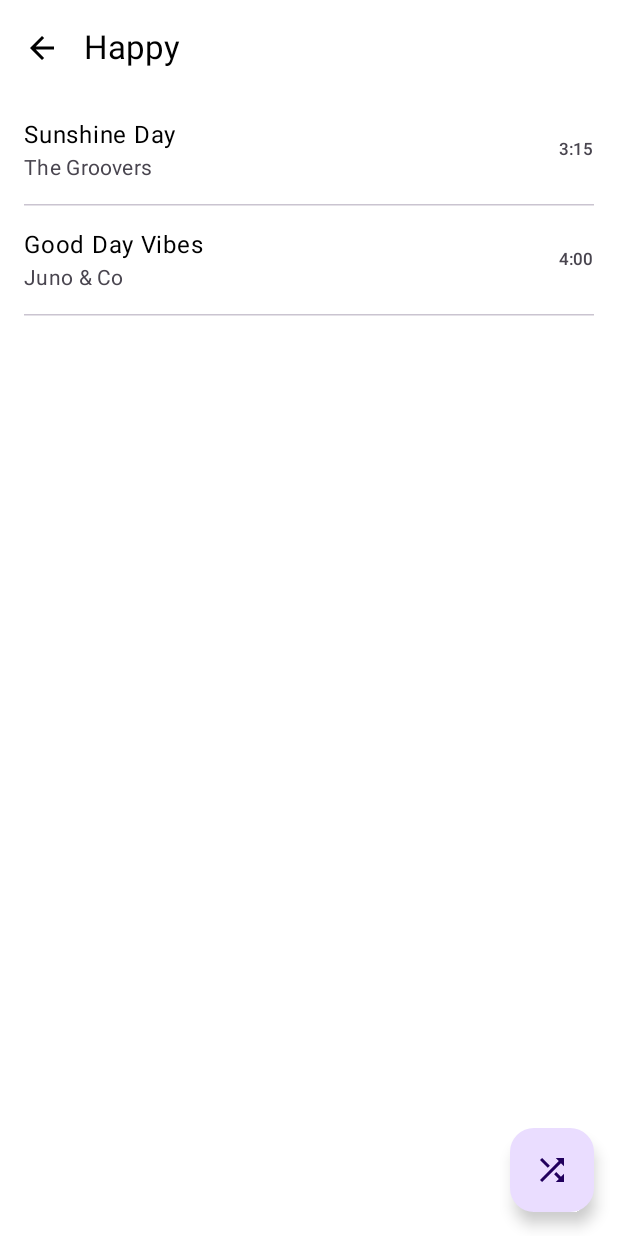
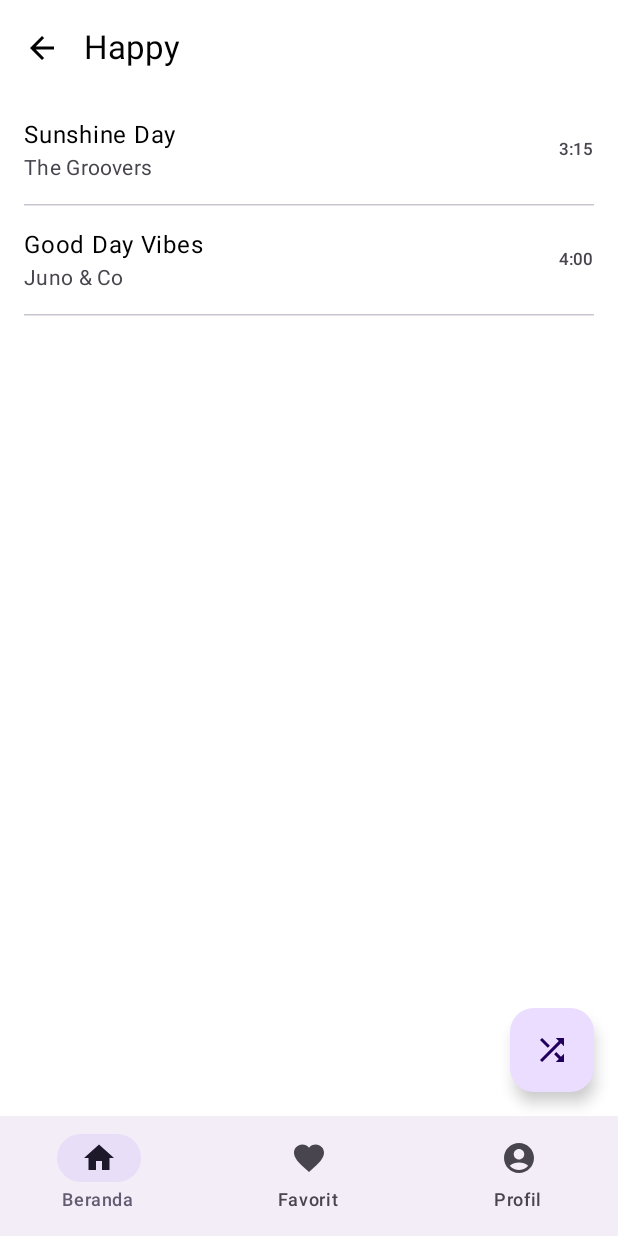
Before and after one commit to dellakhrs/ProjectUTSPTB, an Android app built with Jetpack Compose: the screen it shows after launch (MainActivity), after a tap on "Happy", on a phone screen of 412 x 824 dp. Run offline under Robolectric (Android 15) with nearby library versions, the phone set to English and light mode, and no system bars.

```diff
--- a/app/src/main/AndroidManifest.xml
+++ b/app/src/main/AndroidManifest.xml
@@ -2,6 +2,7 @@
 <manifest xmlns:android="http://schemas.android.com/apk/res/android"
     xmlns:tools="http://schemas.android.com/tools">
     <uses-permission android:name="android.permission.INTERNET"/>
+
 
     <application
         android:allowBackup="true"
--- /dev/null
+++ b/app/src/main/java/com/example/moodmusic/ActiveSongState.kt
@@ -0,0 +1,10 @@
+package com.example.moodmusic
+
+
+import androidx.compose.runtime.compositionLocalOf
+import androidx.compose.runtime.mutableStateOf
+import androidx.compose.runtime.getValue
+import androidx.compose.runtime.setValue
+
+val LocalActiveSongId = compositionLocalOf { mutableStateOf(0) }
+val LocalMediaPlayer = compositionLocalOf<android.media.MediaPlayer?> { null }
--- a/app/src/main/java/com/example/moodmusic/MainActivity.kt
+++ b/app/src/main/java/com/example/moodmusic/MainActivity.kt
@@ -8,18 +8,59 @@ import androidx.compose.material3.Surface
 import androidx.compose.ui.Modifier
 import com.example.moodmusic.ui.theme.MoodMusicTheme
 import com.example.moodmusic.navigation.AppNavHost
+import android.media.MediaPlayer
+import android.content.Context
+import android.util.Log
+import androidx.compose.runtime.CompositionLocalProvider
+import androidx.compose.runtime.mutableStateOf
+
+fun playAudio(context: Context, audioUrl: String) {
+    try {
+        val mediaPlayer = MediaPlayer().apply {
+            setAudioAttributes(
+                android.media.AudioAttributes.Builder()
+                    .setContentType(android.media.AudioAttributes.CONTENT_TYPE_MUSIC)
+                    .setUsage(android.media.AudioAttributes.USAGE_MEDIA)
+                    .build()
+            )
+            setDataSource(audioUrl)
+            prepareAsync()
+
+            setOnPreparedListener {
+                it.start()
+                Log.d("AudioPlayer", "Playing audio from URL: $audioUrl")
+            }
+
+            setOnCompletionListener {
+                it.release()
+                Log.d("AudioPlayer", "Audio finished and resources released.")
+            }
+        }
+    } catch (e: Exception) {
+        Log.e("AudioPlayer", "Error playing audio: ${e.message}")
+        e.printStackTrace()
+    }
+}
 
 class MainActivity : ComponentActivity() {
+
+    private val activeSongIdState = mutableStateOf(0)
+    private var mediaPlayer: MediaPlayer? = null
+
     override fun onCreate(savedInstanceState: Bundle?) {
         super.onCreate(savedInstanceState)
-        // Hapus pemanggilan enableEdgeToEdge() jika ada
         setContent {
             MoodMusicTheme {
-                Surface(
-                    modifier = Modifier.fillMaxSize(),
-                    color = androidx.compose.material3.MaterialTheme.colorScheme.background
+                CompositionLocalProvider(
+                    LocalActiveSongId provides activeSongIdState,
+                    LocalMediaPlayer provides mediaPlayer
                 ) {
-                    AppNavHost() // Panggil NavHost
+                    Surface(
+                        modifier = Modifier.fillMaxSize(),
+                        color = androidx.compose.material3.MaterialTheme.colorScheme.background
+                    ) {
+                        AppNavHost()
+                    }
                 }
             }
         }
--- a/app/src/main/java/com/example/moodmusic/data/DataModels.kt
+++ b/app/src/main/java/com/example/moodmusic/data/DataModels.kt
@@ -6,7 +6,7 @@ import androidx.compose.ui.graphics.Color
 data class Mood(
     val id: Int,
     val name: String,
-    val primaryColor: Color // Menggunakan Compose Color untuk tema dinamis
+    val primaryColor: Color
 )
 
 // Data class untuk Lagu
@@ -16,5 +16,6 @@ data class Song(
     val title: String,
     val artist: String,
     val albumArtUrl: String = "https://picsum.photos/400/400?random=$id", // URL dummy
-    val duration: String
+    val duration: String,
+    val audioUrl: String
 )
--- a/app/src/main/java/com/example/moodmusic/data/SampleData.kt
+++ b/app/src/main/java/com/example/moodmusic/data/SampleData.kt
@@ -2,8 +2,16 @@ package com.example.moodmusic.data
 
 import androidx.compose.ui.graphics.Color
 
+private const val SONG_URL_HAPPY_1 = "https://www.soundhelix.com/examples/mp3/SoundHelix-Song-1.mp3"
+private const val SONG_URL_HAPPY_2 = "https://www.soundhelix.com/examples/mp3/SoundHelix-Song-8.mp3"
+private const val SONG_URL_CHILL_1 = "https://www.soundhelix.com/examples/mp3/SoundHelix-Song-3.mp3"
+private const val SONG_URL_CHILL_2 = "https://www.soundhelix.com/examples/mp3/SoundHelix-Song-4.mp3"
+private const val SONG_URL_ENERGETIC_1 = "https://www.soundhelix.com/examples/mp3/SoundHelix-Song-7.mp3"
+private const val SONG_URL_ENERGETIC_2 = "https://www.soundhelix.com/examples/mp3/SoundHelix-Song-9.mp3"
+private const val SONG_URL_SAD_1 = "https://www.soundhelix.com/examples/mp3/SoundHelix-Song-5.mp3"
+private const val SONG_URL_SAD_2 = "https://www.soundhelix.com/examples/mp3/SoundHelix-Song-6.mp3"
+
 val sampleMoods = listOf(
-    // Warna Cerah dan Menarik
     Mood(1, "Happy", Color(0xFFFDD835)),       // Kuning Cerah (Amber A400)
     Mood(2, "Chill", Color(0xFF00ACC1)),        // Cyan Gelap (Cyan 700)
     Mood(3, "Energetic", Color(0xFFE53935)),    // Merah Terang (Red 600)
@@ -12,20 +20,20 @@ val sampleMoods = listOf(
 
 val sampleSongs = listOf(
     // Mood Happy (ID 1)
-    Song(101, 1, "Sunshine Day", "The Groovers", duration = "3:15"),
-    Song(102, 1, "Good Day Vibes", "Juno & Co", duration = "4:00"),
+    Song(101, 1, "Sunshine Day", "The Groovers", duration = "3:15", audioUrl = SONG_URL_HAPPY_1),
+    Song(102, 1, "Good Day Vibes", "Juno & Co", duration = "4:00", audioUrl = SONG_URL_HAPPY_2),
 
     // Mood Chill (ID 2)
-    Song(201, 2, "Rainy Mood", "Elias Sound", duration = "3:45"),
-    Song(202, 2, "Coffee Shop Jazz", "The Quiet Ensemble", duration = "5:10"),
+    Song(201, 2, "Rainy Mood", "Elias Sound", duration = "3:45", audioUrl = SONG_URL_CHILL_1),
+    Song(202, 2, "Coffee Shop Jazz", "The Quiet Ensemble", duration = "5:10", audioUrl = SONG_URL_CHILL_2),
 
     // Mood Energetic (ID 3)
-    Song(301, 3, "Run Fast Beat", "Velocity Crew", duration = "2:50"),
-    Song(302, 3, "Power Surge", "Electro Pulse", duration = "3:05"),
+    Song(301, 3, "Run Fast Beat", "Velocity Crew", duration = "2:50", audioUrl = SONG_URL_ENERGETIC_1),
+    Song(302, 3, "Power Surge", "Electro Pulse", duration = "3:05", audioUrl = SONG_URL_ENERGETIC_2),
 
     // Mood Sad (ID 4)
-    Song(401, 4, "Silent Night", "Melancholy Man", duration = "4:30"),
-    Song(402, 4, "Fading Echo", "Lost Notes", duration = "5:00")
+    Song(401, 4, "Silent Night", "Melancholy Man", duration = "4:30", audioUrl = SONG_URL_SAD_1),
+    Song(402, 4, "Fading Echo", "Lost Notes", duration = "5:00", audioUrl = SONG_URL_SAD_2)
 )
 
 fun getSongsByMoodId(moodId: Int): List<Song> {
--- a/app/src/main/java/com/example/moodmusic/navigation/AppNavHost.kt
+++ b/app/src/main/java/com/example/moodmusic/navigation/AppNavHost.kt
@@ -2,49 +2,127 @@ package com.example.moodmusic.navigation
 
 import androidx.compose.animation.AnimatedContentTransitionScope
 import androidx.compose.animation.core.tween
+import androidx.compose.foundation.layout.padding
+import androidx.compose.foundation.layout.fillMaxSize
+import androidx.compose.foundation.layout.wrapContentSize
+import androidx.compose.material.icons.Icons
+import androidx.compose.material.icons.filled.AccountCircle
+import androidx.compose.material.icons.filled.Favorite
+import androidx.compose.material.icons.filled.Home
+import androidx.compose.material3.*
 import androidx.compose.runtime.Composable
+import androidx.compose.runtime.getValue
+import androidx.compose.ui.Alignment
+import androidx.compose.ui.Modifier
+import androidx.compose.ui.graphics.vector.ImageVector
 import androidx.navigation.NavType
 import androidx.navigation.compose.NavHost
 import androidx.navigation.compose.composable
+import androidx.navigation.compose.currentBackStackEntryAsState
 import androidx.navigation.compose.rememberNavController
 import androidx.navigation.navArgument
 import com.example.moodmusic.data.sampleMoods
 import com.example.moodmusic.ui.theme.screens.MoodListScreen
 import com.example.moodmusic.ui.theme.screens.SongDetailScreen
 import com.example.moodmusic.ui.theme.screens.SongListScreen
+import com.example.moodmusic.ui.theme.screens.ProfileScreen // <-- WAJIB DIIMPOR
+
 
 object Routes {
-    const val MOOD_LIST = "moodList"
+    // Navigasi Detail (Sub-Route)
     const val SONG_LIST = "songList/{moodId}"
     const val SONG_DETAIL = "songDetail/{songId}"
+
+    // Navigasi Root (Level 1, untuk Bottom Bar)
+    const val HOME_ROOT = "homeRoot"
+    const val FAVORITE_ROOT = "favoriteRoot"
+    const val PROFILE_ROOT = "profileRoot"
+
+    // Container Root
+    const val MAIN_SCREEN = "mainScreen" // Start Destination utama
 }
 
+// Data Class untuk Item Bottom Bar
+data class BottomNavItem(
+    val route: String,
+    val icon: ImageVector,
+    val label: String
+)
+
+val bottomNavItems = listOf(
+    BottomNavItem(Routes.HOME_ROOT, Icons.Default.Home, "Beranda"),
+    BottomNavItem(Routes.FAVORITE_ROOT, Icons.Default.Favorite, "Favorit"),
+    BottomNavItem(Routes.PROFILE_ROOT, Icons.Default.AccountCircle, "Profil")
+)
+
+@OptIn(ExperimentalMaterial3Api::class)
 @Composable
-fun AppNavHost() {
+fun MainScreen() {
     val navController = rememberNavController()
+    val navBackStackEntry by navController.currentBackStackEntryAsState()
+    val currentRoute = navBackStackEntry?.destination?.route
 
-    NavHost(navController = navController, startDestination = Routes.MOOD_LIST) {
+    Scaffold(
+        bottomBar = {
+            NavigationBar(
+                containerColor = MaterialTheme.colorScheme.surfaceContainer
+            ) {
+                bottomNavItems.forEach { item ->
+                    // Logika untuk menandai item yang dipilih
+                    val isSelected = currentRoute == item.route ||
+                            (item.route == Routes.HOME_ROOT && (currentRoute?.startsWith("songList") == true || currentRoute?.startsWith("songDetail") == true))
 
-        // Transisi Sederhana (Slide Horizontal) untuk semua layar
-        val slideDuration = 400
-
-        // Layar 1: Daftar Mood
-        composable(
-            Routes.MOOD_LIST,
-            exitTransition = {
-                slideOutOfContainer(
-                    AnimatedContentTransitionScope.SlideDirection.Start,
-                    animationSpec = tween(slideDuration)
-                )
+                    NavigationBarItem(
+                        icon = { Icon(item.icon, contentDescription = item.label) },
+                        label = { Text(item.label) },
+                        selected = isSelected,
+                        onClick = {
+                            if (currentRoute != item.route) {
+                                navController.navigate(item.route) {
+                                    popUpTo(navController.graph.startDestinationId) {
+                                        saveState = true
                                     }
-        ) {
-            MoodListScreen(
-                moods = sampleMoods,
-                onMoodClick = { moodId ->
-                    navController.navigate("songList/$moodId")
+                                    launchSingleTop = true
+                                    restoreState = true
+                                }
+                            }
                         }
                     )
                 }
+            }
+        }
+    ) { padding ->
+        // NavHost untuk mengelola transisi layar di dalam Scaffold
+        NavHost(
+            navController = navController,
+            startDestination = Routes.HOME_ROOT,
+            Modifier.padding(padding)
+        ) {
+            // =========================================================================
+            // 1. ROOT SCREENS (Ditampilkan di Bottom Bar)
+            // =========================================================================
+
+            // HOME ROOT
+            composable(Routes.HOME_ROOT) {
+                MoodListScreen(
+                    moods = sampleMoods,
+                    onMoodClick = { moodId -> navController.navigate("songList/$moodId") }
+                )
+            }
+
+            // FAVORITE ROOT
+            composable(Routes.FAVORITE_ROOT) {
+                Text("Halaman Favorit Anda", modifier = Modifier.fillMaxSize().wrapContentSize(Alignment.Center))
+            }
+
+            // PROFILE ROOT <-- DIPERBAIKI DI SINI
+            composable(Routes.PROFILE_ROOT) {
+                ProfileScreen() // <-- Memanggil ProfileScreen dengan konten penuh
+            }
+
+            // =========================================================================
+            // 2. NESTED SCREENS (Detail)
+            // =========================================================================
 
             // Layar 2: Daftar Lagu
             composable(
@@ -53,28 +131,26 @@ fun AppNavHost() {
                 enterTransition = {
                     slideIntoContainer(
                         AnimatedContentTransitionScope.SlideDirection.Start,
-                    animationSpec = tween(slideDuration)
+                        animationSpec = tween(400)
                     )
                 },
                 exitTransition = {
                     slideOutOfContainer(
                         AnimatedContentTransitionScope.SlideDirection.Start,
-                    animationSpec = tween(slideDuration)
+                        animationSpec = tween(400)
                     )
                 },
                 popEnterTransition = {
                     slideIntoContainer(
                         AnimatedContentTransitionScope.SlideDirection.End,
-                    animationSpec = tween(slideDuration)
+                        animationSpec = tween(400)
                     )
                 }
             ) { backStackEntry ->
                 val moodId = backStackEntry.arguments?.getInt("moodId") ?: 0
                 SongListScreen(
                     moodId = moodId,
-                onSongClick = { songId ->
-                    navController.navigate("songDetail/$songId")
-                },
+                    onSongClick = { songId -> navController.navigate("songDetail/$songId") },
                     onBackClick = { navController.popBackStack() }
                 )
             }
@@ -86,13 +162,13 @@ fun AppNavHost() {
                 enterTransition = {
                     slideIntoContainer(
                         AnimatedContentTransitionScope.SlideDirection.Start,
-                    animationSpec = tween(slideDuration)
+                        animationSpec = tween(400)
                     )
                 },
                 popExitTransition = {
                     slideOutOfContainer(
                         AnimatedContentTransitionScope.SlideDirection.End,
-                    animationSpec = tween(slideDuration)
+                        animationSpec = tween(400)
                     )
                 }
             ) { backStackEntry ->
@@ -104,3 +180,18 @@ fun AppNavHost() {
             }
         }
     }
+}
+
+
+// NavHost Utama (Mulai Aplikasi)
+@Composable
+fun AppNavHost() {
+    val navController = rememberNavController()
+
+    // Start Destination sekarang adalah MainScreen yang memuat Bottom Bar
+    NavHost(navController = navController, startDestination = Routes.MAIN_SCREEN) {
+        composable(Routes.MAIN_SCREEN) {
+            MainScreen()
+        }
+    }
+}
--- a/app/src/main/java/com/example/moodmusic/ui/theme/components/MoodCard.kt
+++ b/app/src/main/java/com/example/moodmusic/ui/theme/components/MoodCard.kt
@@ -18,9 +18,8 @@ fun MoodCard(mood: Mood, onClick: (Int) -> Unit) {
         modifier = Modifier
             .fillMaxWidth()
             .height(120.dp)
-            .clickable { onClick(mood.id) }, // Efek klik (Ripple)
+            .clickable { onClick(mood.id) },
         colors = CardDefaults.cardColors(
-            // Menggunakan warna kustom dari objek Mood
             containerColor = mood.primaryColor.copy(alpha = 0.8f)
         )
     ) {
@@ -32,7 +31,6 @@ fun MoodCard(mood: Mood, onClick: (Int) -> Unit) {
                 Icons.Filled.MusicNote,
                 contentDescription = mood.name,
                 modifier = Modifier.size(48.dp),
-                // Pastikan ikon terlihat jelas di atas warna Card
                 tint = Color.White
             )
             Spacer(Modifier.width(20.dp))
--- a/app/src/main/java/com/example/moodmusic/ui/theme/components/SongListItem.kt
+++ b/app/src/main/java/com/example/moodmusic/ui/theme/components/SongListItem.kt
@@ -12,15 +12,11 @@ import com.example.moodmusic.data.Song
 
 @Composable
 fun SongListItem(song: Song, onClick: (Int) -> Unit) {
-    // Menggunakan ListItem Material 3 untuk tampilan daftar yang terstruktur
     ListItem(
         headlineContent = { Text(song.title) },
         supportingContent = { Text(song.artist) },
-        // Menampilkan durasi lagu di sisi kanan
         trailingContent = { Text(song.duration) },
-        // Memberikan efek klik dan navigasi
         modifier = Modifier.clickable { onClick(song.id) }
     )
-    // Garis pemisah antar item
     HorizontalDivider(Modifier.padding(horizontal = 16.dp))
 }
--- a/app/src/main/java/com/example/moodmusic/ui/theme/screens/MoodListScreen.kt
+++ b/app/src/main/java/com/example/moodmusic/ui/theme/screens/MoodListScreen.kt
@@ -3,29 +3,73 @@ package com.example.moodmusic.ui.theme.screens
 import androidx.compose.foundation.layout.*
 import androidx.compose.foundation.lazy.LazyColumn
 import androidx.compose.foundation.lazy.items
+import androidx.compose.material.icons.Icons
 import androidx.compose.material3.*
 import androidx.compose.runtime.Composable
 import androidx.compose.ui.Modifier
 import androidx.compose.ui.unit.dp
 import com.example.moodmusic.data.Mood
 import com.example.moodmusic.ui.theme.components.MoodCard
+import androidx.compose.material.icons.filled.Search
+import androidx.compose.runtime.getValue
+import androidx.compose.runtime.mutableStateOf
+import androidx.compose.runtime.remember
+import androidx.compose.runtime.setValue
+import androidx.compose.ui.Alignment
 
-@OptIn(ExperimentalMaterial3Api::class) // (Opsional) untuk menghilangkan warning API
+@OptIn(ExperimentalMaterial3Api::class)
 @Composable
 fun MoodListScreen(moods: List<Mood>, onMoodClick: (Int) -> Unit) {
+
+    // State lokal untuk mengelola input pencarian
+    var searchText by remember { mutableStateOf("") }
+
+    // LOGIKA FILTERING (Akan dihitung ulang saat searchText atau moods berubah)
+    val filteredMoods = remember(moods, searchText) {
+        if (searchText.isBlank()) {
+            // Jika kolom pencarian kosong, tampilkan semua mood
+            moods
+        } else {
+            // Filter mood yang namanya mengandung teks pencarian (case-insensitive)
+            moods.filter {
+                it.name.contains(searchText, ignoreCase = true)
+            }
+        }
+    }
+
     Scaffold(
-        topBar = { TopAppBar(title = { Text("MoodMusic") }) }
+        topBar = { TopAppBar(title = { Text("Beranda MoodMusic") }) }
     ) { padding ->
-        LazyColumn(
+        Column(
             modifier = Modifier
                 .fillMaxSize()
-                .padding(padding),
-            contentPadding = PaddingValues(16.dp),
-            verticalArrangement = Arrangement.spacedBy(12.dp)
+                .padding(padding)
+                .padding(horizontal = 16.dp), // Padding horizontal untuk keseluruhan konten
+            horizontalAlignment = Alignment.CenterHorizontally
         ) {
-            items(moods) { mood ->
-                // Memanggil MoodCard dari package components
-                MoodCard(mood = mood, onClick = onMoodClick)
+
+            // ============== KOLOM SEARCH BAR ==============
+            OutlinedTextField(
+                value = searchText,
+                onValueChange = { searchText = it },
+                label = { Text("Cari Mood (Happy, Chill, dll.)...") },
+                leadingIcon = { Icon(Icons.Default.Search, contentDescription = "Search Icon") },
+                singleLine = true,
+                modifier = Modifier
+                    .fillMaxWidth()
+                    .padding(vertical = 16.dp) // Padding atas dan bawah
+            )
+
+            // Daftar Mood (LazyColumn)
+            LazyColumn(
+                modifier = Modifier.fillMaxWidth(),
+                contentPadding = PaddingValues(bottom = 16.dp), // Padding bawah agar list tidak mentok
+                verticalArrangement = Arrangement.spacedBy(12.dp)
+            ) {
+                // Menggunakan daftar yang sudah difilter
+                items(filteredMoods) { mood ->
+                    MoodCard(mood = mood, onClick = onMoodClick)
+                }
             }
         }
     }
--- a/app/src/main/java/com/example/moodmusic/ui/theme/screens/SongListScreen.kt
+++ b/app/src/main/java/com/example/moodmusic/ui/theme/screens/SongListScreen.kt
@@ -20,8 +20,12 @@ fun SongListScreen(moodId: Int, onSongClick: (Int) -> Unit, onBackClick: () -> U
     val mood = getMoodById(moodId)
     val songs = getSongsByMoodId(moodId)
     val moodName = mood?.name ?: "Unknown Mood"
-
-    // Menerapkan Tema Dinamis berdasarkan Mood Color
+    MoodMusicTheme(moodColor = mood?.primaryColor) {
+        val topAppBarColors = TopAppBarDefaults.topAppBarColors(
+            containerColor = MaterialTheme.colorScheme.primary,
+            titleContentColor = MaterialTheme.colorScheme.onPrimary,
+            navigationIconContentColor = MaterialTheme.colorScheme.onPrimary
+        )
     MoodMusicTheme(moodColor = mood?.primaryColor) {
         Scaffold(
             topBar = {
@@ -35,7 +39,6 @@ fun SongListScreen(moodId: Int, onSongClick: (Int) -> Unit, onBackClick: () -> U
                 )
             },
             floatingActionButton = {
-                // Floating Action Button (Memenuhi prinsip Material Design)
                 FloatingActionButton(onClick = { /* Handle Shuffle Play */ }) {
                     Icon(Icons.Filled.Shuffle, contentDescription = "Shuffle Play")
                 }
@@ -43,10 +46,10 @@ fun SongListScreen(moodId: Int, onSongClick: (Int) -> Unit, onBackClick: () -> U
         ) { padding ->
             LazyColumn(modifier = Modifier.padding(padding)) {
                 items(songs) { song ->
-                    // Memanggil komponen SongListItem yang sudah diimpor
                     SongListItem(song = song, onClick = onSongClick)
                 }
             }
         }
     }
+    }
 }
```
Also changed, not shown: app/src/main/java/com/example/moodmusic/ui/theme/screens/ProfileScreen.kt (added, +152 -0 lines), app/src/main/java/com/example/moodmusic/ui/theme/screens/SongDetailScreen.kt (+27 -15 lines), app/src/main/res/drawable/foto_della.jpeg (added), 2 other files. Lines whose indentation alone changed are shown as unchanged.
